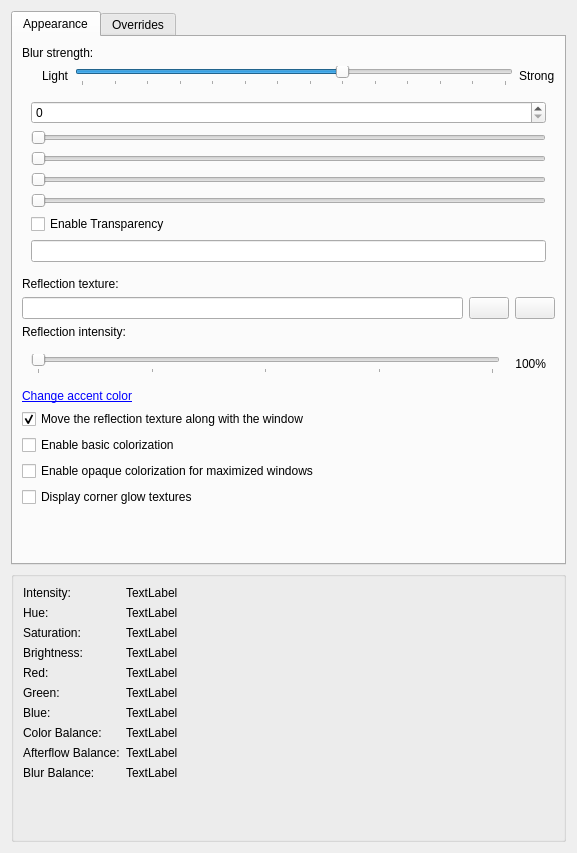
The window that kwin/effects_cpp/kde-effects-aeroglassblur/src/kcm/blur_config.ui (aeroshell-desktop/aerothemeplasma) describes before a commit, drawn with Qt 5.
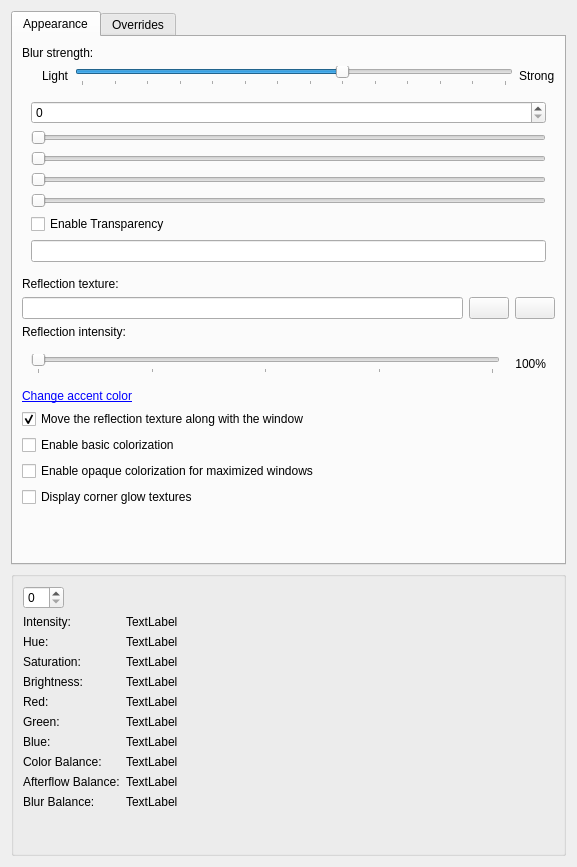
The same window after the commit. Icons and pictures are not drawn.

Commit message:
Update Colorization KCM, add a bunch of preset colors
- Requires updating AeroGlassBlur and also SMOD decorations for the full
experience

Patch:
```diff
--- a/kwin/effects_cpp/kde-effects-aeroglassblur/src/kcm/blur_config.ui
+++ b/kwin/effects_cpp/kde-effects-aeroglassblur/src/kcm/blur_config.ui
@@ -7,7 +7,7 @@
     <x>0</x>
     <y>0</y>
     <width>577</width>
-    <height>853</height>
+    <height>867</height>
    </rect>
   </property>
   <layout class="QVBoxLayout">
@@ -475,146 +475,149 @@
    <item>
     <widget class="QGroupBox" name="debugValues">
      <layout class="QFormLayout" name="formLayout">
-      <item row="0" column="0">
+      <item row="1" column="0">
        <widget class="QLabel" name="label_19">
         <property name="text">
          <string>Intensity:</string>
         </property>
        </widget>
       </item>
-      <item row="1" column="0">
+      <item row="2" column="0">
        <widget class="QLabel" name="label_18">
         <property name="text">
          <string>Hue:</string>
         </property>
        </widget>
       </item>
-      <item row="2" column="0">
+      <item row="3" column="0">
        <widget class="QLabel" name="label_17">
         <property name="text">
          <string>Saturation:</string>
         </property>
        </widget>
       </item>
-      <item row="3" column="0">
+      <item row="4" column="0">
        <widget class="QLabel" name="label_16">
         <property name="text">
          <string>Brightness:</string>
         </property>
        </widget>
       </item>
-      <item row="4" column="0">
+      <item row="5" column="0">
        <widget class="QLabel" name="label_15">
         <property name="text">
          <string>Red:</string>
         </property>
        </widget>
       </item>
-      <item row="5" column="0">
+      <item row="6" column="0">
        <widget class="QLabel" name="label_14">
         <property name="text">
          <string>Green:</string>
         </property>
        </widget>
       </item>
-      <item row="6" column="0">
+      <item row="7" column="0">
        <widget class="QLabel" name="label_13">
         <property name="text">
          <string>Blue:</string>
         </property>
        </widget>
       </item>
-      <item row="7" column="0">
+      <item row="8" column="0">
        <widget class="QLabel" name="label_12">
         <property name="text">
          <string>Color Balance:</string>
         </property>
        </widget>
       </item>
-      <item row="8" column="0">
+      <item row="9" column="0">
        <widget class="QLabel" name="label_9">
         <property name="text">
          <string>Afterflow Balance:</string>
         </property>
        </widget>
       </item>
-      <item row="8" column="1">
+      <item row="9" column="1">
        <widget class="QLabel" name="printAfterglowBalance">
         <property name="text">
          <string>TextLabel</string>
         </property>
        </widget>
       </item>
-      <item row="9" column="0">
+      <item row="10" column="0">
        <widget class="QLabel" name="label_8">
         <property name="text">
          <string>Blur Balance:</string>
         </property>
        </widget>
       </item>
-      <item row="9" column="1">
+      <item row="10" column="1">
        <widget class="QLabel" name="printBlurBalance">
         <property name="text">
          <string>TextLabel</string>
         </property>
        </widget>
       </item>
-      <item row="7" column="1">
+      <item row="8" column="1">
        <widget class="QLabel" name="printColorBalance">
         <property name="text">
          <string>TextLabel</string>
         </property>
        </widget>
       </item>
-      <item row="6" column="1">
+      <item row="7" column="1">
        <widget class="QLabel" name="printBlue">
         <property name="text">
          <string>TextLabel</string>
         </property>
        </widget>
       </item>
-      <item row="5" column="1">
+      <item row="6" column="1">
        <widget class="QLabel" name="printGreen">
         <property name="text">
          <string>TextLabel</string>
         </property>
        </widget>
       </item>
-      <item row="4" column="1">
+      <item row="5" column="1">
        <widget class="QLabel" name="printRed">
         <property name="text">
          <string>TextLabel</string>
         </property>
        </widget>
       </item>
-      <item row="3" column="1">
+      <item row="4" column="1">
        <widget class="QLabel" name="printBrightness">
         <property name="text">
          <string>TextLabel</string>
         </property>
        </widget>
       </item>
-      <item row="2" column="1">
+      <item row="3" column="1">
        <widget class="QLabel" name="printSaturation">
         <property name="text">
          <string>TextLabel</string>
         </property>
        </widget>
       </item>
-      <item row="1" column="1">
+      <item row="2" column="1">
        <widget class="QLabel" name="printHue">
         <property name="text">
          <string>TextLabel</string>
         </property>
        </widget>
       </item>
-      <item row="0" column="1">
+      <item row="1" column="1">
        <widget class="QLabel" name="printIntensity">
         <property name="text">
          <string>TextLabel</string>
         </property>
        </widget>
       </item>
+      <item row="0" column="0">
+       <widget class="QSpinBox" name="kcfg_AccentColorGroup"/>
+      </item>
      </layout>
     </widget>
    </item>
```
Left out of the diff: 6 changed lines with no effect on the pictures. The commit also changes 17 other files.
